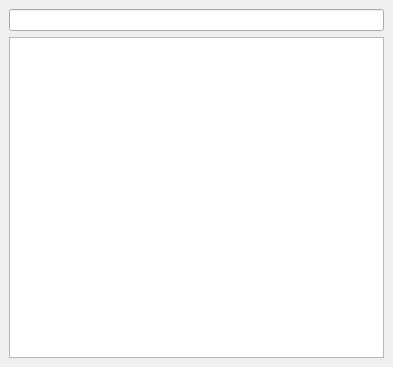
The window that NavigationPanel/noteeditwidget.ui (gil9red/NotesManager) describes before a commit, drawn with Qt 5.
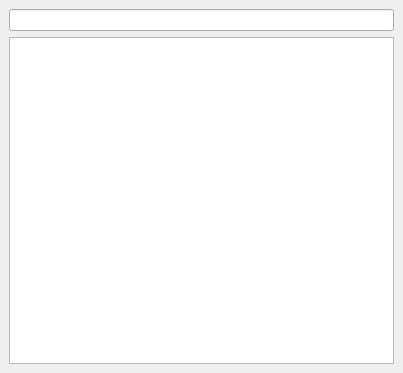
The same window after the commit. Icons and pictures are not drawn. Custom widgets are drawn as their Qt base class.

Patch:
```diff
--- a/NavigationPanel/noteeditwidget.ui
+++ b/NavigationPanel/noteeditwidget.ui
@@ -6,24 +6,43 @@
    <rect>
     <x>0</x>
     <y>0</y>
-    <width>393</width>
-    <height>367</height>
+    <width>403</width>
+    <height>373</height>
    </rect>
   </property>
+  <property name="sizePolicy">
+   <sizepolicy hsizetype="Expanding" vsizetype="Expanding">
+    <horstretch>0</horstretch>
+    <verstretch>0</verstretch>
+   </sizepolicy>
+  </property>
   <property name="windowTitle">
    <string>Note editor</string>
   </property>
+  <property name="iconSize">
+   <size>
+    <width>17</width>
+    <height>17</height>
+   </size>
+  </property>
   <widget class="QWidget" name="centralwidget">
    <layout class="QVBoxLayout" name="verticalLayout">
     <item>
      <widget class="QLineEdit" name="title"/>
     </item>
     <item>
-     <widget class="TextEditor" name="editor">
-      <property name="readOnly">
-       <bool>false</bool>
+     <layout class="QVBoxLayout" name="editorLayout">
+      <property name="spacing">
+       <number>0</number>
       </property>
-     </widget>
+      <item>
+       <widget class="TextEditor" name="editor">
+        <property name="readOnly">
+         <bool>false</bool>
+        </property>
+       </widget>
+      </item>
+     </layout>
     </item>
    </layout>
   </widget>
```
Left out of the diff: 35 changed lines with no effect on the pictures.
